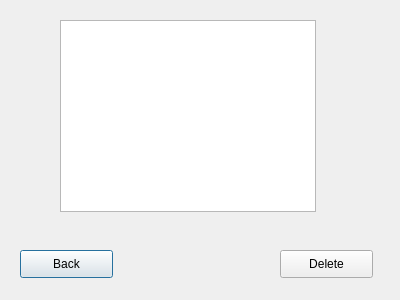
AIClubUBB/Lab5OOP, file showanddelete.ui: the form before one commit.
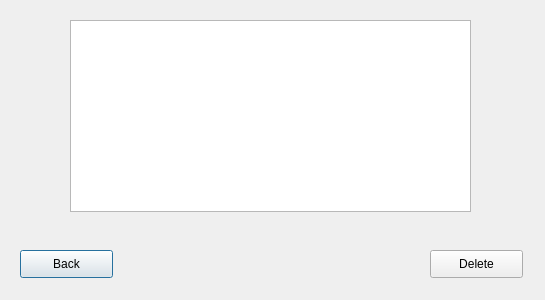
The form after the commit.

```diff
--- a/showanddelete.ui
+++ b/showanddelete.ui
@@ -6,23 +6,13 @@
    <rect>
     <x>0</x>
     <y>0</y>
-    <width>400</width>
+    <width>545</width>
     <height>300</height>
    </rect>
   </property>
   <property name="windowTitle">
    <string>Dialog</string>
   </property>
-  <widget class="QListView" name="listView">
-   <property name="geometry">
-    <rect>
-     <x>60</x>
-     <y>20</y>
-     <width>256</width>
-     <height>192</height>
-    </rect>
-   </property>
-  </widget>
   <widget class="QPushButton" name="BackButton">
    <property name="geometry">
     <rect>
@@ -39,7 +29,7 @@
   <widget class="QPushButton" name="DeleteButton">
    <property name="geometry">
     <rect>
-     <x>280</x>
+     <x>430</x>
      <y>250</y>
      <width>93</width>
      <height>28</height>
@@ -49,6 +39,16 @@
     <string>Delete</string>
    </property>
   </widget>
+  <widget class="QListView" name="listView">
+   <property name="geometry">
+    <rect>
+     <x>70</x>
+     <y>20</y>
+     <width>401</width>
+     <height>192</height>
+    </rect>
+   </property>
+  </widget>
  </widget>
  <resources/>
  <connections/>
```
